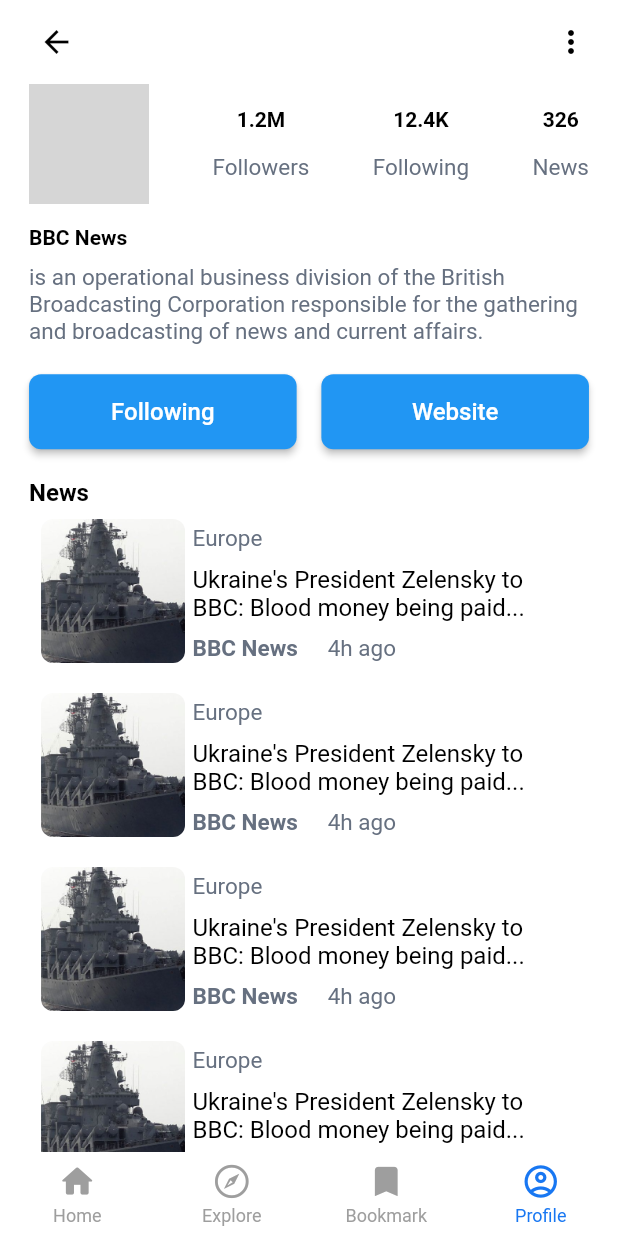
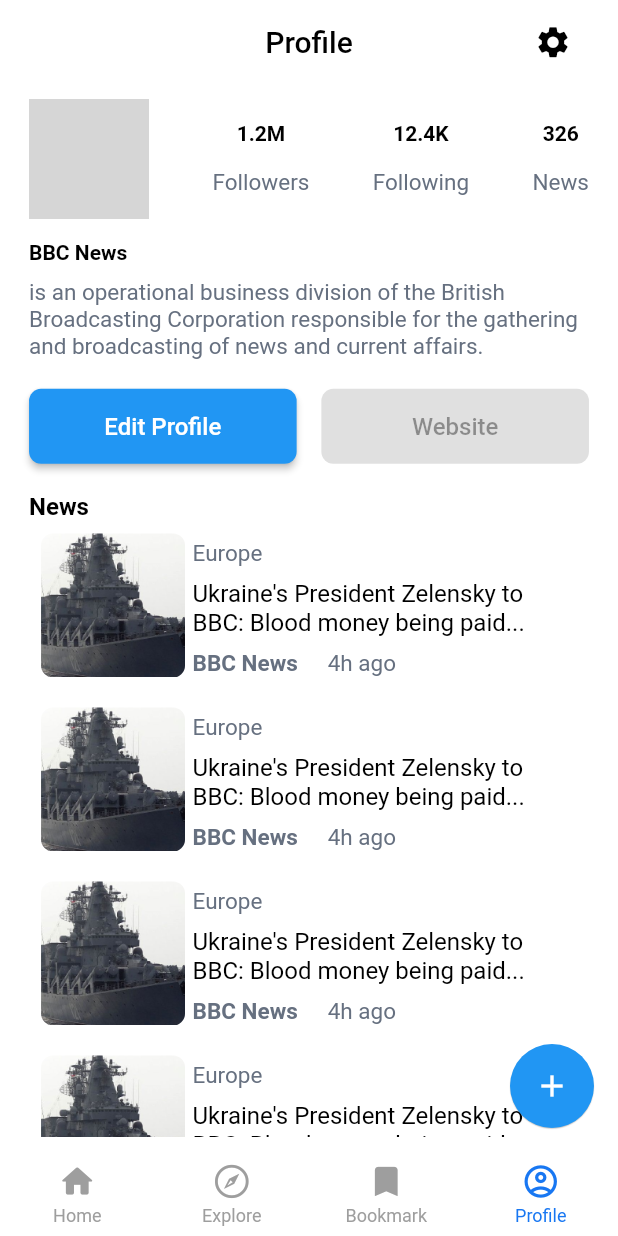
Before and after one commit to Mosbahswidan/News_App, a Flutter app: the screen it shows after launch, item 4 of the bottom bar chosen, on a phone screen of 412 x 824 dp. Run offline on Flutter 3.47's test engine with Material 2 defaults, Android fonts, the phone set to English and light mode, and no system bars; drawn by our look-alikes of persistent_bottom_nav_bar_v2; our stand-ins replace bloc, cloud_firestore, dio, firebase_auth, firebase_core, flutter_bloc and 3 more; accounts and stored records are empty; network calls fail; grey boxes are pictures that could not be loaded.

Commit message:
create edit profile & settings ui

```diff
--- a/lib/core/utils/app_router.dart
+++ b/lib/core/utils/app_router.dart
@@ -7,14 +7,19 @@ import 'package:news_app/features/auth/presentation/view_models/signup_cubit/sig
 import 'package:news_app/features/auth/presentation/views/login_view.dart';
 import 'package:news_app/features/auth/presentation/views/reset_password.dart';
 import 'package:news_app/features/auth/presentation/views/sign_up_view.dart';
-import 'package:news_app/features/author_profile/presentation/views/pages/author_profile_view.dart';
 import 'package:news_app/features/bottom_navBar/view_model/bottom_nav_cubit.dart';
 import 'package:news_app/features/bottom_navBar/views/bottom_navbar_view.dart';
+import 'package:news_app/features/edit_profile/presentation/view_model/edit_profile_cubit.dart';
+import 'package:news_app/features/edit_profile/presentation/views/edite_profile_view.dart';
 import 'package:news_app/features/home/presentation/views/pages/home_view.dart';
 import 'package:news_app/features/home/presentation/views/pages/latest_view.dart';
 import 'package:news_app/features/home/presentation/views/pages/trending_view.dart';
 import 'package:news_app/features/on_boarding/presentation/views/on_boarding_view.dart';
 import 'package:news_app/features/search/presentation/views/pages/search_view.dart';
+import 'package:news_app/features/settings/presentation/view_model/settings_cubit.dart';
+import 'package:news_app/features/settings/presentation/views/settings_view.dart';
+import 'package:news_app/features/user_profile/presentation/view_model/user_profile_cubit.dart';
+import 'package:news_app/features/user_profile/presentation/views/pages/user_profile_view.dart';
 import '../../features/splash_feature/presentation/views/splash_view.dart';
 
 abstract class AppRouter {
@@ -27,7 +32,10 @@ abstract class AppRouter {
   static const kTrending = "/kTrendingView";
   static const kLatest = "/kLatest";
   static const kSearch = "/ksearch";
-  static const kAuthorProfile = "/authorProfile";
+  static const kAuthorProfile = "/userProfile";
+  static const kSettings = "/settings";
+  static const kEditProfile = "/editProfile";
+
   static final router = GoRouter(
     routes: [
       GoRoute(
@@ -86,7 +94,24 @@ abstract class AppRouter {
       ),
       GoRoute(
         path: kAuthorProfile,
-        builder: (context, state) => const AuthorprofileView(),
+        builder: (context, state) => BlocProvider(
+          create: (context) => UserProfileCubit(),
+          child: const UserprofileView(),
+        ),
+      ),
+      GoRoute(
+        path: kSettings,
+        builder: (context, state) => BlocProvider(
+          create: (context) => SettingsCubit(),
+          child: const SettingsView(),
+        ),
+      ),
+      GoRoute(
+        path: kEditProfile,
+        builder: (context, state) => BlocProvider(
+          create: (context) => EditProfileCubit(),
+          child: const EditProfileView(),
+        ),
       ),
     ],
   );
--- a/lib/features/author_profile/presentation/views/pages/author_profile_view.dart
+++ /dev/null
@@ -1,42 +0,0 @@
-import 'package:flutter/material.dart';
-import 'package:flutter/src/widgets/framework.dart';
-import 'package:flutter/src/widgets/placeholder.dart';
-import 'package:go_router/go_router.dart';
-import 'package:news_app/core/utils/app_size.dart';
-import 'package:news_app/features/author_profile/presentation/views/widgets/author_profile_body.dart';
-
-class AuthorprofileView extends StatelessWidget {
-  const AuthorprofileView({super.key});
-
-  @override
-  Widget build(BuildContext context) {
-    return Scaffold(
-      appBar: AppBar(
-        backgroundColor: Colors.white,
-        elevation: 0,
-        leading: Padding(
-          padding: EdgeInsets.only(left: AppSize.size20),
-          child: InkWell(
-            onTap: () {
-              GoRouter.of(context).pop();
-            },
-            child: const Icon(
-              Icons.arrow_back_outlined,
-              color: Colors.black,
-            ),
-          ),
-        ),
-        actions: [
-          Padding(
-            padding: EdgeInsets.only(right: AppSize.size20),
-            child: const Icon(
-              Icons.more_vert,
-              color: Colors.black,
-            ),
-          ),
-        ],
-      ),
-      body: const AuthorProfileBody(),
-    );
-  }
-}
--- a/lib/features/bottom_navBar/view_model/bottom_nav_cubit.dart
+++ b/lib/features/bottom_navBar/view_model/bottom_nav_cubit.dart
@@ -2,11 +2,11 @@ import 'package:flutter/cupertino.dart';
 import 'package:flutter/material.dart';
 import 'package:flutter_bloc/flutter_bloc.dart';
 import 'package:news_app/constants.dart';
-import 'package:news_app/features/author_profile/presentation/views/pages/author_profile_view.dart';
 import 'package:news_app/features/book_mark/presentation/views/book_mark_view.dart';
 import 'package:news_app/features/bottom_navBar/view_model/bottom_nav_state.dart';
 import 'package:news_app/features/explore/presentation/views/explore_view.dart';
 import 'package:news_app/features/home/presentation/views/pages/home_view.dart';
+import 'package:news_app/features/user_profile/presentation/views/pages/user_profile_view.dart';
 import 'package:persistent_bottom_nav_bar_v2/persistent-tab-view.dart';
 
 class BottomNavCubit extends Cubit<BottomNavState> {
@@ -18,7 +18,7 @@ class BottomNavCubit extends Cubit<BottomNavState> {
     const HomeViwe(),
     const ExploreView(),
     const BookMarkView(),
-    const AuthorprofileView(),
+    const UserprofileView(),
   ];
 
   List<PersistentBottomNavBarItem> items = [
--- /dev/null
+++ b/lib/features/edit_profile/presentation/view_model/edit_profile_cubit.dart
@@ -0,0 +1,8 @@
+import 'package:bloc/bloc.dart';
+import 'package:meta/meta.dart';
+
+part 'edit_profile_state.dart';
+
+class EditProfileCubit extends Cubit<EditProfileState> {
+  EditProfileCubit() : super(EditProfileInitial());
+}
--- /dev/null
+++ b/lib/features/edit_profile/presentation/view_model/edit_profile_state.dart
@@ -0,0 +1,6 @@
+part of 'edit_profile_cubit.dart';
+
+@immutable
+abstract class EditProfileState {}
+
+class EditProfileInitial extends EditProfileState {}
--- /dev/null
+++ b/lib/features/settings/presentation/view_model/settings_cubit.dart
@@ -0,0 +1,6 @@
+import 'package:flutter_bloc/flutter_bloc.dart';
+import 'package:news_app/features/settings/presentation/view_model/settings_state.dart';
+
+class SettingsCubit extends Cubit<SettingsState> {
+  SettingsCubit() : super(SettingsInitial());
+}
--- /dev/null
+++ b/lib/features/settings/presentation/view_model/settings_state.dart
@@ -0,0 +1,3 @@
+abstract class SettingsState {}
+
+class SettingsInitial extends SettingsState {}
--- /dev/null
+++ b/lib/features/user_profile/presentation/view_model/user_profile_cubit.dart
@@ -0,0 +1,8 @@
+import 'package:bloc/bloc.dart';
+import 'package:meta/meta.dart';
+
+part 'user_profile_state.dart';
+
+class UserProfileCubit extends Cubit<UserProfileState> {
+  UserProfileCubit() : super(UserProfileInitial());
+}
--- /dev/null
+++ b/lib/features/user_profile/presentation/view_model/user_profile_state.dart
@@ -0,0 +1,6 @@
+part of 'user_profile_cubit.dart';
+
+@immutable
+abstract class UserProfileState {}
+
+class UserProfileInitial extends UserProfileState {}
--- /dev/null
+++ b/lib/features/user_profile/presentation/views/pages/user_profile_view.dart
@@ -0,0 +1,61 @@
+import 'package:flutter/material.dart';
+import 'package:go_router/go_router.dart';
+import 'package:news_app/core/utils/app_router.dart';
+import 'package:news_app/core/utils/app_size.dart';
+import 'package:news_app/features/user_profile/presentation/views/widgets/user_profile_body.dart';
+
+class UserprofileView extends StatelessWidget {
+  const UserprofileView({super.key});
+
+  @override
+  Widget build(BuildContext context) {
+    return Scaffold(
+      appBar: AppBar(
+        backgroundColor: Colors.white,
+        elevation: 0,
+        // leading: Padding(
+        //   padding: EdgeInsets.only(left: AppSize.size20),
+        //   child: InkWell(
+        //     onTap: () {
+        //       GoRouter.of(context).pop();
+        //     },
+        //     child: const Icon(
+        //       Icons.arrow_back_outlined,
+        //       color: Colors.black,
+        //     ),
+        //   ),
+        // ),
+        centerTitle: true,
+        title: const Text(
+          'Profile',
+          style: TextStyle(color: Colors.black),
+        ),
+        actions: [
+          Padding(
+            padding: EdgeInsets.only(right: AppSize.size20),
+            child: IconButton(
+              onPressed: () {
+                GoRouter.of(
+                  context,
+                ).push(AppRouter.kSettings);
+              },
+              icon: const Icon(
+                Icons.settings,
+                color: Colors.black,
+                size: 25,
+              ),
+            ),
+          ),
+        ],
+      ),
+      body: const AuthorProfileBody(),
+      floatingActionButton: FloatingActionButton(
+        onPressed: () {},
+        elevation: 0.3,
+        child: const Icon(
+          Icons.add,
+        ),
+      ),
+    );
+  }
+}
--- a/lib/features/author_profile/presentation/views/widgets/button_widget.dart
+++ b/lib/features/user_profile/presentation/views/widgets/button_widget.dart
@@ -1,18 +1,24 @@
 import 'package:flutter/material.dart';
-import 'package:flutter/src/widgets/framework.dart';
-import 'package:flutter/src/widgets/placeholder.dart';
 
 class ProfileButton extends StatelessWidget {
   final String text;
-  const ProfileButton({super.key, required this.text});
+  final Function()? onPressed;
+
+  const ProfileButton({
+    super.key,
+    required this.text,
+    this.onPressed,
+  });
 
   @override
   Widget build(BuildContext context) {
     return ElevatedButton(
-      onPressed: () {},
+      onPressed: onPressed,
       style: ElevatedButton.styleFrom(
-          shape:
-              RoundedRectangleBorder(borderRadius: BorderRadius.circular(8))),
+        shape: RoundedRectangleBorder(
+          borderRadius: BorderRadius.circular(8),
+        ),
+      ),
       child: Text(
         text,
         style: const TextStyle(fontSize: 16),
--- a/lib/features/author_profile/presentation/views/widgets/author_profile_body.dart
+++ b/lib/features/user_profile/presentation/views/widgets/user_profile_body.dart
@@ -1,10 +1,10 @@
 import 'package:flutter/material.dart';
-import 'package:flutter/src/widgets/framework.dart';
-import 'package:flutter/src/widgets/placeholder.dart';
+import 'package:go_router/go_router.dart';
+import 'package:news_app/core/utils/app_router.dart';
 import 'package:news_app/core/utils/app_size.dart';
-import 'package:news_app/features/author_profile/presentation/views/widgets/button_widget.dart';
 import 'package:news_app/features/home/presentation/views/widgets/latest_news_item.dart';
 import 'package:news_app/features/home/presentation/views/widgets/small_text.dart';
+import 'package:news_app/features/user_profile/presentation/views/widgets/button_widget.dart';
 import 'package:sizer/sizer.dart';
 
 class AuthorProfileBody extends StatelessWidget {
@@ -13,11 +13,14 @@ class AuthorProfileBody extends StatelessWidget {
   @override
   Widget build(BuildContext context) {
     return Padding(
-      padding: EdgeInsets.symmetric(horizontal: AppSize.size20),
+      padding: EdgeInsets.symmetric(
+        horizontal: AppSize.size20,
+        vertical: AppSize.size10,
+      ),
       child: Column(
         crossAxisAlignment: CrossAxisAlignment.start,
         children: [
-          Container(
+          SizedBox(
             height: 80,
             child: Row(
               crossAxisAlignment: CrossAxisAlignment.start,
@@ -36,8 +39,7 @@ class AuthorProfileBody extends StatelessWidget {
                     Text(
                       "1.2M",
                       //textAlign: TextAlign.end,
-                      style: TextStyle(
-                          color: Colors.black, fontWeight: FontWeight.bold),
+                      style: TextStyle(color: Colors.black, fontWeight: FontWeight.bold),
                     ),
                     SmallText(smallText: "Followers"),
                   ],
@@ -47,8 +49,7 @@ class AuthorProfileBody extends StatelessWidget {
                   children: const [
                     Text(
                       "12.4K",
-                      style: TextStyle(
-                          color: Colors.black, fontWeight: FontWeight.bold),
+                      style: TextStyle(color: Colors.black, fontWeight: FontWeight.bold),
                     ),
                     SmallText(smallText: "Following"),
                   ],
@@ -58,8 +59,7 @@ class AuthorProfileBody extends StatelessWidget {
                   children: const [
                     Text(
                       "326",
-                      style: TextStyle(
-                          color: Colors.black, fontWeight: FontWeight.bold),
+                      style: TextStyle(color: Colors.black, fontWeight: FontWeight.bold),
                     ),
                     SmallText(smallText: "News"),
                   ],
@@ -85,17 +85,20 @@ class AuthorProfileBody extends StatelessWidget {
           ),
           Row(
             children: [
-              const Expanded(
+              Expanded(
                   child: SizedBox(
                 height: 50,
-                child: ProfileButton(text: "Following"),
+                child: ProfileButton(
+                  onPressed: () {
+                    GoRouter.of(context).push(AppRouter.kEditProfile);
+                  },
+                  text: "Edit Profile",
+                ),
               )),
               SizedBox(
                 width: 4.w,
               ),
-              const Expanded(
-                  child: SizedBox(
-                      height: 50, child: ProfileButton(text: "Website"))),
+              const Expanded(child: SizedBox(height: 50, child: ProfileButton(text: "Website"))),
             ],
           ),
           SizedBox(
@@ -103,8 +106,7 @@ class AuthorProfileBody extends StatelessWidget {
           ),
           const Text(
             "News",
-            style: TextStyle(
-                color: Colors.black, fontWeight: FontWeight.bold, fontSize: 16),
+            style: TextStyle(color: Colors.black, fontWeight: FontWeight.bold, fontSize: 16),
           ),
           Expanded(
             child: ListView.builder(
--- a/lib/main.dart
+++ b/lib/main.dart
@@ -25,9 +25,9 @@ class MyApp extends StatelessWidget {
           debugShowCheckedModeBanner: false,
           title: 'NewsApp',
           theme: ThemeData(
-              primarySwatch: Colors.blue,
-              scaffoldBackgroundColor: Colors.white,
-              ),
+            //primarySwatch: Colors.blue,
+            scaffoldBackgroundColor: Colors.white,
+          ),
         );
       },
     );
```
Also changed, not shown: lib/features/auth/presentation/views/widgets/my_text_field.dart (+10 -7 lines), lib/features/edit_profile/presentation/views/edite_profile_view.dart (added, +43 -0 lines), lib/features/edit_profile/presentation/views/widget/edite_profile_body.dart (added, +119 -0 lines), lib/features/settings/presentation/views/settings_view.dart (added, +31 -0 lines), lib/features/settings/presentation/views/widget/settings_body.dart (added, +65 -0 lines), lib/features/settings/presentation/views/widget/settings_item.dart (added, +52 -0 lines).
